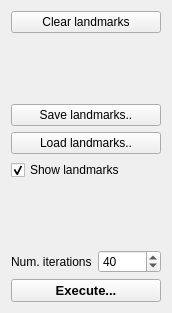
Old version of the form ddtt/experiment/experiment-widget.ui in the repository ialhashim/ddtt-dev.
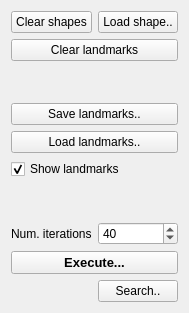
New version of the form.

Commit message: [experiment] more experiments.

Patch:
```diff
--- a/ddtt/experiment/experiment-widget.ui
+++ b/ddtt/experiment/experiment-widget.ui
@@ -6,7 +6,7 @@
    <rect>
     <x>0</x>
     <y>0</y>
-    <width>172</width>
+    <width>174</width>
     <height>313</height>
    </rect>
   </property>
@@ -14,14 +14,44 @@
    <string>Form</string>
   </property>
   <layout class="QGridLayout" name="gridLayout">
-   <item row="0" column="0" colspan="2">
-    <widget class="QPushButton" name="clearLandmarks">
+   <item row="0" column="0">
+    <widget class="QPushButton" name="clearShapes">
      <property name="text">
-      <string>Clear landmarks</string>
+      <string>Clear shapes</string>
+     </property>
+    </widget>
+   </item>
+   <item row="7" column="0">
+    <widget class="QLabel" name="label">
+     <property name="text">
+      <string>Num. iterations</string>
      </property>
     </widget>
    </item>
    <item row="5" column="0" colspan="2">
+    <widget class="QCheckBox" name="isShowLandmarks">
+     <property name="text">
+      <string>Show landmarks</string>
+     </property>
+     <property name="checked">
+      <bool>true</bool>
+     </property>
+    </widget>
+   </item>
+   <item row="7" column="1">
+    <widget class="QSpinBox" name="numIterations">
+     <property name="maximum">
+      <number>1000</number>
+     </property>
+     <property name="singleStep">
+      <number>5</number>
+     </property>
+     <property name="value">
+      <number>40</number>
+     </property>
+    </widget>
+   </item>
+   <item row="6" column="0" colspan="2">
     <spacer name="verticalSpacer_2">
      <property name="orientation">
       <enum>Qt::Vertical</enum>
@@ -34,20 +64,7 @@
      </property>
     </spacer>
    </item>
-   <item row="1" column="0" colspan="2">
-    <spacer name="verticalSpacer">
-     <property name="orientation">
-      <enum>Qt::Vertical</enum>
-     </property>
-     <property name="sizeHint" stdset="0">
-      <size>
-       <width>20</width>
-       <height>40</height>
-      </size>
-     </property>
-    </spacer>
-   </item>
-   <item row="7" column="0" colspan="2">
+   <item row="8" column="0" colspan="2">
     <widget class="QPushButton" name="executeButton">
      <property name="font">
       <font>
@@ -61,47 +78,51 @@
      </property>
     </widget>
    </item>
-   <item row="6" column="0">
-    <widget class="QLabel" name="label">
+   <item row="1" column="0" colspan="2">
+    <widget class="QPushButton" name="clearLandmarks">
      <property name="text">
-      <string>Num. iterations</string>
+      <string>Clear landmarks</string>
      </property>
     </widget>
    </item>
    <item row="3" column="0" colspan="2">
-    <widget class="QPushButton" name="loadLandmarks">
-     <property name="text">
-      <string>Load landmarks..</string>
-     </property>
-    </widget>
-   </item>
-   <item row="6" column="1">
-    <widget class="QSpinBox" name="numIterations">
-     <property name="maximum">
-      <number>1000</number>
-     </property>
-     <property name="singleStep">
-      <number>5</number>
-     </property>
-     <property name="value">
-      <number>40</number>
-     </property>
-    </widget>
-   </item>
-   <item row="2" column="0" colspan="2">
     <widget class="QPushButton" name="saveLandmarks">
      <property name="text">
       <string>Save landmarks..</string>
      </property>
     </widget>
    </item>
+   <item row="0" column="1">
+    <widget class="QPushButton" name="loadShapes">
+     <property name="text">
+      <string>Load shape..</string>
+     </property>
+    </widget>
+   </item>
+   <item row="2" column="0" colspan="2">
+    <spacer name="verticalSpacer">
+     <property name="orientation">
+      <enum>Qt::Vertical</enum>
+     </property>
+     <property name="sizeHint" stdset="0">
+      <size>
+       <width>20</width>
+       <height>40</height>
+      </size>
+     </property>
+    </spacer>
+   </item>
    <item row="4" column="0" colspan="2">
-    <widget class="QCheckBox" name="isShowLandmarks">
+    <widget class="QPushButton" name="loadLandmarks">
      <property name="text">
-      <string>Show landmarks</string>
+      <string>Load landmarks..</string>
      </property>
-     <property name="checked">
-      <bool>true</bool>
+    </widget>
+   </item>
+   <item row="9" column="1">
+    <widget class="QPushButton" name="searchBest">
+     <property name="text">
+      <string>Search..</string>
      </property>
     </widget>
    </item>
```
The commit also changes 14 other files.
